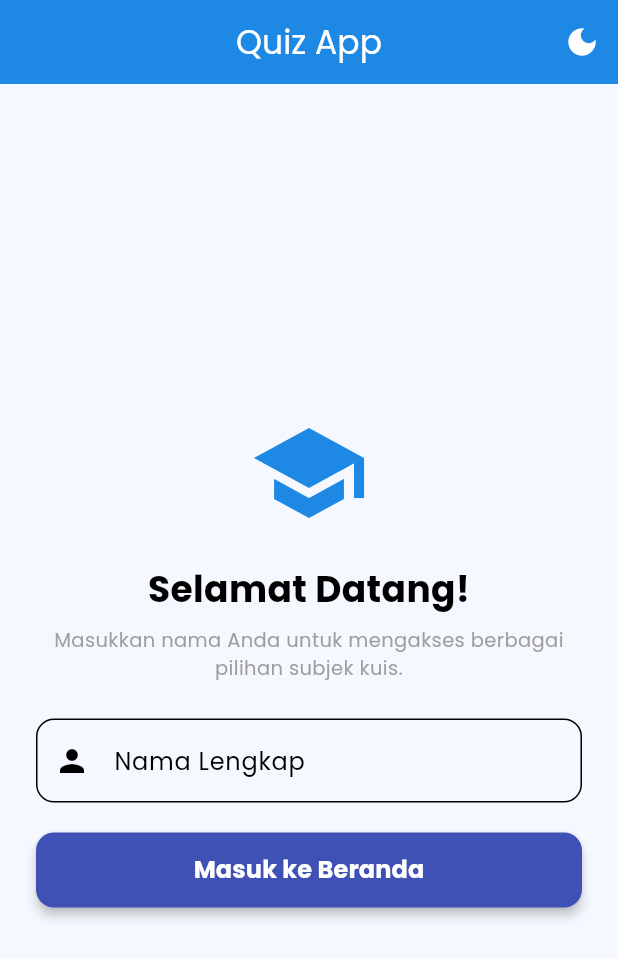
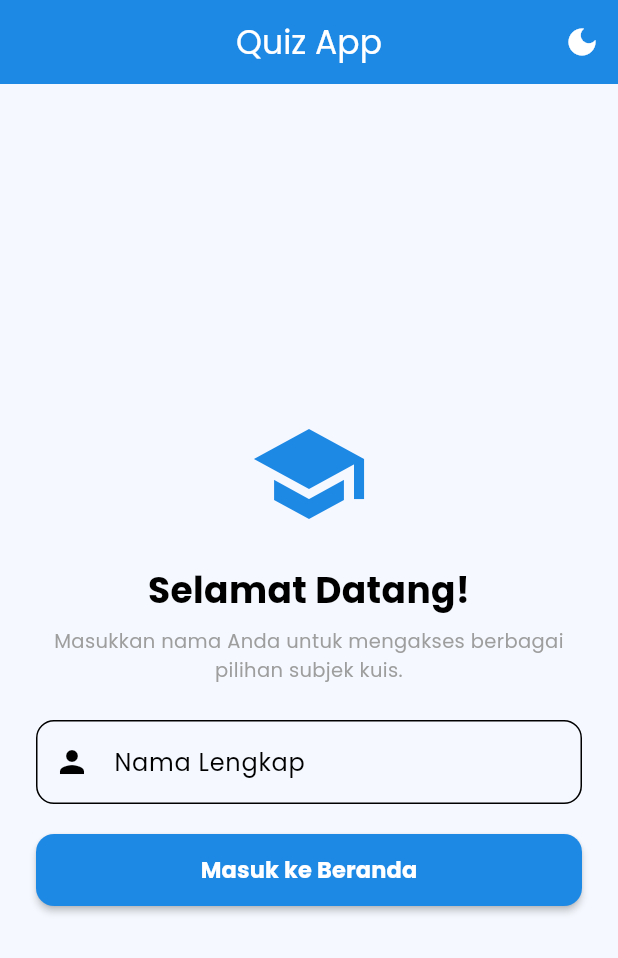
Before and after one commit to ysjltaa/quizly, a Flutter app: the screen it shows after launch, on a phone screen of 412 x 824 dp. Shown: the top 958 px of the screen. Run offline on Flutter 3.47's test engine with Material 3 defaults, Android fonts, the phone set to English and light mode, and no system bars; our stand-ins replace google_fonts.

Commit message:
Refactor CustomButton and update styles
Refactor CustomButton widget for cleaner code and adjusted styles.

```diff
--- a/lib/widgets/custom_button.dart
+++ b/lib/widgets/custom_button.dart
@@ -5,35 +5,21 @@ class CustomButton extends StatelessWidget {
   final VoidCallback onPressed;
   final Color? color;
 
-  const CustomButton({
-    Key? key,
-    required this.text,
-    required this.onPressed,
-    this.color,
-  }) : super(key: key);
+  const CustomButton({Key? key, required this.text, required this.onPressed, this.color}) : super(key: key);
 
   @override
   Widget build(BuildContext context) {
-    // Ukuran dinamis menggunakan MediaQuery
-    final double screenWidth = MediaQuery.of(context).size.width;
-
     return SizedBox(
-      width: screenWidth > 600 ? 400 : double.infinity,
-      height: 50,
+      height: 48,
       child: ElevatedButton(
         style: ElevatedButton.styleFrom(
-          backgroundColor: color ?? Colors.indigo,
+          backgroundColor: color ?? Theme.of(context).primaryColor,
           foregroundColor: Colors.white,
-          shape: RoundedRectangleBorder(
-            borderRadius: BorderRadius.circular(12),
-          ),
-          elevation: 3,
+          shape: RoundedRectangleBorder(borderRadius: BorderRadius.circular(12)),
+          elevation: 2,
         ),
         onPressed: onPressed,
-        child: Text(
-          text,
-          style: const TextStyle(fontSize: 16, fontWeight: FontWeight.bold),
-        ),
+        child: Text(text, style: const TextStyle(fontSize: 15, fontWeight: FontWeight.bold)),
       ),
     );
   }
```
